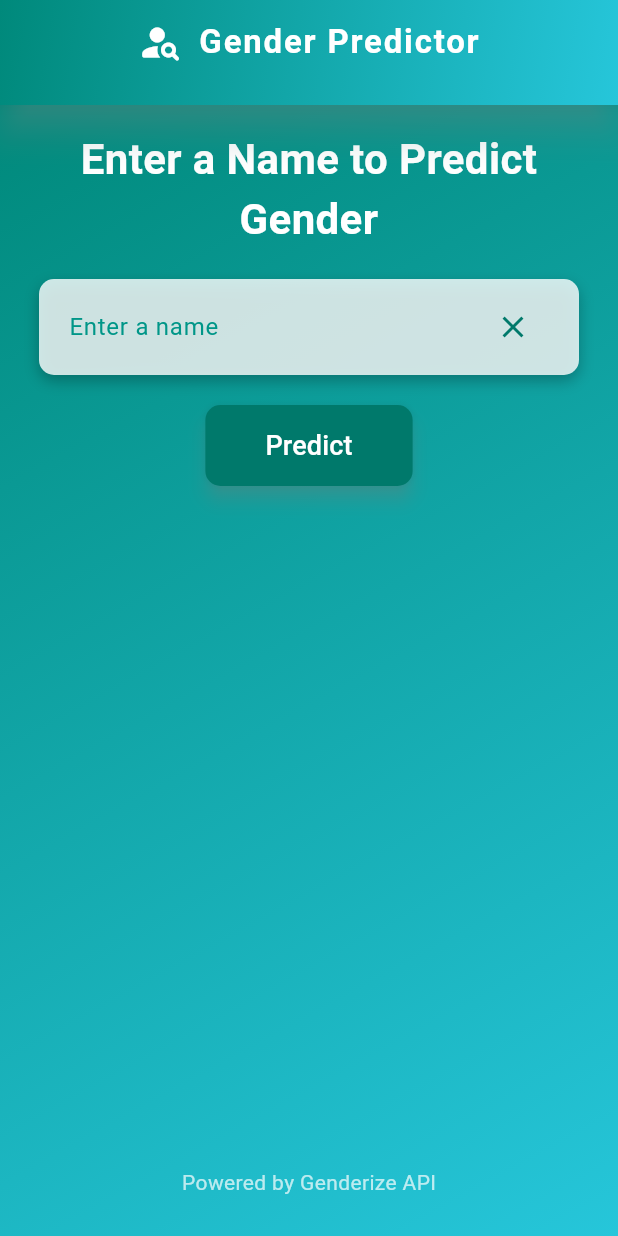
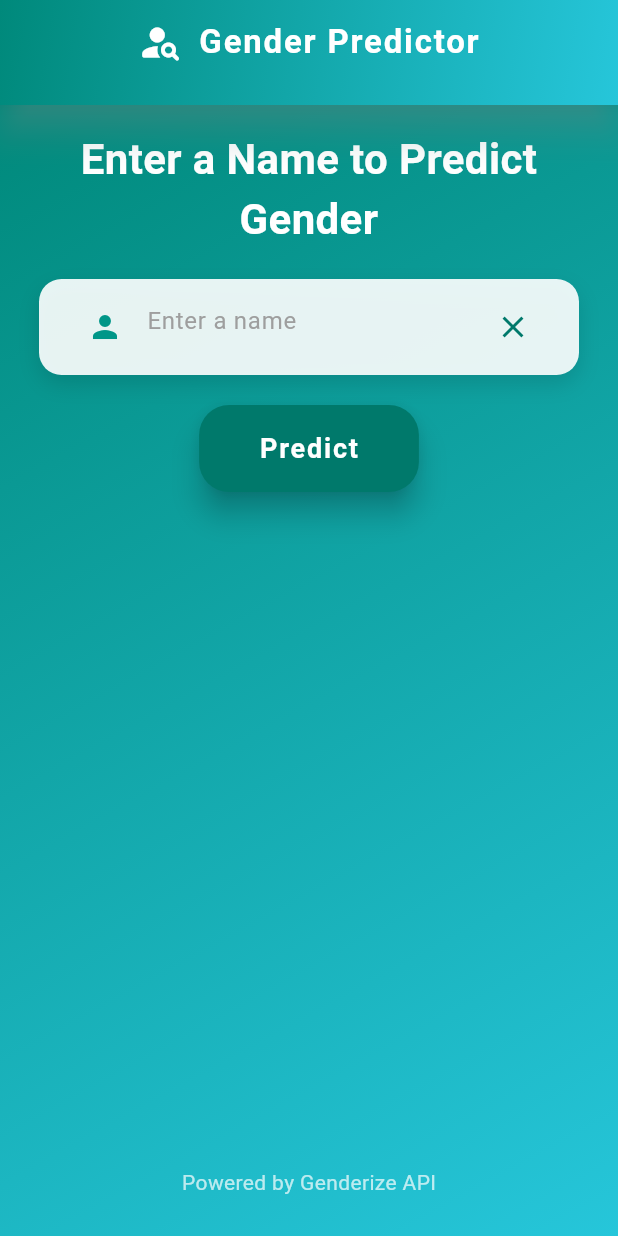
Before and after one commit to RensithUdara/gender_genie, a Flutter app: the screen it shows after launch, on a phone screen of 412 x 824 dp. Run offline on Flutter 3.47's test engine with Material 3 defaults, Android fonts, the phone set to English and light mode, and no system bars.

Commit message:
Improve home screen

```diff
--- a/lib/screen/home_screen.dart
+++ b/lib/screen/home_screen.dart
@@ -1,9 +1,10 @@
+import 'dart:convert';
+
 import 'package:flutter/material.dart';
 import 'package:http/http.dart' as http;
-import 'dart:convert';
 
 class HomeScreen extends StatefulWidget {
-  HomeScreen({Key? key}) : super(key: key);
+  const HomeScreen({Key? key}) : super(key: key);
 
   @override
   State<HomeScreen> createState() => _HomeScreenState();
@@ -19,6 +20,7 @@ class _HomeScreenState extends State<HomeScreen>
   bool isLoading = false;
 
   late AnimationController _controller;
+  late Animation<double> _curvedAnimation;
 
   predictGender(String name) async {
     setState(() {
@@ -30,7 +32,9 @@ class _HomeScreenState extends State<HomeScreen>
     var body = json.decode(response.body);
 
     setState(() {
-      result = body['gender'] != null ? 'Gender: ${body['gender']}' : 'Gender could not be predicted';
+      result = body['gender'] != null
+          ? 'Gender: ${body['gender']}'
+          : 'Gender could not be predicted';
       imageResult = body['gender'] ?? 'both'; // Use 'both' to show both images
       isVisible = true;
       isLoading = false;
@@ -62,9 +66,16 @@ class _HomeScreenState extends State<HomeScreen>
   @override
   void initState() {
     super.initState();
+
     _controller = AnimationController(
       duration: const Duration(milliseconds: 800),
       vsync: this,
+    );
+
+    // Applying a different curve to your animation
+    _curvedAnimation = CurvedAnimation(
+      parent: _controller,
+      curve: Curves.easeInOut,
     );
   }
 
@@ -91,9 +102,9 @@ class _HomeScreenState extends State<HomeScreen>
             ),
             elevation: 10,
             shadowColor: Colors.teal.shade200,
-            title: Row(
+            title: const Row(
               mainAxisAlignment: MainAxisAlignment.center,
-              children: const [
+              children: [
                 Icon(
                   Icons.person_search_rounded,
                   color: Colors.white,
@@ -107,6 +118,7 @@ class _HomeScreenState extends State<HomeScreen>
                     fontSize: 22,
                     color: Colors.white,
                     letterSpacing: 1.2,
+                    fontFamily: 'Roboto',
                   ),
                 ),
               ],
@@ -142,6 +154,7 @@ class _HomeScreenState extends State<HomeScreen>
                                 fontSize: 28,
                                 fontWeight: FontWeight.w700,
                                 color: Colors.white,
+                                fontFamily: 'Roboto',
                               ),
                               textAlign: TextAlign.center,
                             ),
@@ -150,15 +163,17 @@ class _HomeScreenState extends State<HomeScreen>
                             Container(
                               padding: const EdgeInsets.symmetric(
                                   vertical: 8, horizontal: 20),
-                              margin: const EdgeInsets.symmetric(horizontal: 10),
+                              margin:
+                                  const EdgeInsets.symmetric(horizontal: 10),
                               decoration: BoxDecoration(
-                                color: Colors.white.withOpacity(0.8),
-                                borderRadius: BorderRadius.circular(10),
-                                boxShadow: [
+                                color: Colors.white.withOpacity(0.9),
+                                borderRadius: BorderRadius.circular(15),
+                                boxShadow: const [
                                   BoxShadow(
-                                    color: Colors.black26,
-                                    blurRadius: 8,
-                                    offset: Offset(0, 4),
+                                    color: Colors.black12,
+                                    blurRadius: 12,
+                                    offset: Offset(
+                                        0, 6), // Controls shadow positioning
                                   ),
                                 ],
                               ),
@@ -168,17 +183,22 @@ class _HomeScreenState extends State<HomeScreen>
                                     child: TextField(
                                       controller: _nameController,
                                       maxLength: 15,
-                                      style: const TextStyle(color: Colors.black),
+                                      style:
+                                          const TextStyle(color: Colors.black),
                                       decoration: InputDecoration(
                                         border: InputBorder.none,
                                         counterText: '',
                                         hintText: 'Enter a name',
-                                        hintStyle: TextStyle(color: Colors.teal),
+                                        hintStyle: TextStyle(
+                                            color: Colors.grey.shade500),
+                                        prefixIcon: const Icon(Icons.person,
+                                            color: Colors.teal),
                                       ),
                                     ),
                                   ),
                                   IconButton(
-                                    icon: Icon(Icons.clear, color: Colors.teal.shade700),
+                                    icon: Icon(Icons.clear,
+                                        color: Colors.teal.shade700),
                                     onPressed: () {
                                       _nameController.clear();
                                       setState(() {
@@ -192,28 +212,34 @@ class _HomeScreenState extends State<HomeScreen>
                             ),
                             const SizedBox(height: 20),
                             ElevatedButton(
-                              onPressed: () => predictGender(_nameController.text),
+                              onPressed: () =>
+                                  predictGender(_nameController.text),
+                              style: ElevatedButton.styleFrom(
+                                foregroundColor: Colors.white,
+                                backgroundColor: Colors.teal.shade700,
+                                shape: RoundedRectangleBorder(
+                                  borderRadius: BorderRadius.circular(
+                                      20), // More rounded corners
+                                ),
+                                padding: const EdgeInsets.symmetric(
+                                    horizontal: 40, vertical: 16),
+                                elevation: 8, // Enhanced shadow effect
+                              ),
                               child: const Text(
                                 'Predict',
-                                style: TextStyle(fontSize: 18),
+                                style: TextStyle(
+                                  fontSize: 18,
+                                  fontWeight: FontWeight.bold,
+                                  letterSpacing: 1.2,
                                 ),
-                              style: ElevatedButton.styleFrom(
-                                primary: Colors.teal.shade700,
-                                onPrimary: Colors.white,
-                                padding: const EdgeInsets.symmetric(
-                                    horizontal: 40, vertical: 14),
-                                shape: RoundedRectangleBorder(
-                                  borderRadius: BorderRadius.circular(10),
-                                ),
-                                elevation: 5,
-                                shadowColor: Colors.teal.shade200,
                               ),
                             ),
                             const SizedBox(height: 30),
                             // Show loading indicator if fetching data
                             if (isLoading)
                               const CircularProgressIndicator(
-                                valueColor: AlwaysStoppedAnimation<Color>(Colors.white),
+                                valueColor:
+                                    AlwaysStoppedAnimation<Color>(Colors.white),
                               )
                             else
                               AnimatedOpacity(
@@ -222,10 +248,18 @@ class _HomeScreenState extends State<HomeScreen>
                                 child: _nameController.text.isEmpty
                                     ? const Text(
                                         'Please enter a name.',
-                                        style: TextStyle(fontSize: 16, color: Colors.red),
+                                        style: TextStyle(
+                                            fontSize: 16, color: Colors.red),
                                       )
-                                    : FadeTransition(
-                                        opacity: _controller,
+                                    : SlideTransition(
+                                        position: Tween<Offset>(
+                                          begin: const Offset(0, 1),
+                                          end: const Offset(0, 0),
+                                        ).animate(_curvedAnimation),
+                                        child: ScaleTransition(
+                                          scale: _curvedAnimation,
+                                          child: FadeTransition(
+                                            opacity: _curvedAnimation,
                                             child: Column(
                                               children: [
                                                 Text(
@@ -233,60 +267,119 @@ class _HomeScreenState extends State<HomeScreen>
                                                   style: const TextStyle(
                                                     fontSize: 22,
                                                     fontWeight: FontWeight.w500,
-                                                color: Colors.white,
+                                                    color: Color.fromARGB(255, 4, 0, 255),
                                                   ),
                                                 ),
                                                 const SizedBox(height: 20),
-                                            // Show both images if gender is null
                                                 if (imageResult == 'both')
                                                   Row(
-                                                mainAxisAlignment: MainAxisAlignment.center,
+                                                    mainAxisAlignment:
+                                                        MainAxisAlignment
+                                                            .center,
                                                     children: [
-                                                  SizedBox(
-                                                    height: 150,
-                                                    width: 150,
+                                                      Container(
+                                                        padding:
+                                                            const EdgeInsets
+                                                                .all(4),
+                                                        decoration:
+                                                            BoxDecoration(
+                                                          shape:
+                                                              BoxShape.circle,
+                                                          border: Border.all(
+                                                            color: Colors
+                                                                .teal.shade700,
+                                                            width: 4,
+                                                          ),
+                                                        ),
+                                                        child: ClipOval(
                                                           child: Image.asset(
                                                             'assets/images/male.png',
+                                                            width: 100,
+                                                            height: 100,
                                                             fit: BoxFit.cover,
                                                           ),
                                                         ),
+                                                      ),
                                                       const SizedBox(width: 20),
-                                                  SizedBox(
-                                                    height: 150,
-                                                    width: 150,
+                                                      Container(
+                                                        padding:
+                                                            const EdgeInsets
+                                                                .all(4),
+                                                        decoration:
+                                                            BoxDecoration(
+                                                          shape:
+                                                              BoxShape.circle,
+                                                          border: Border.all(
+                                                            color: Colors
+                                                                .pinkAccent
+                                                                .shade200,
+                                                            width: 4,
+                                                          ),
+                                                        ),
+                                                        child: ClipOval(
                                                           child: Image.asset(
                                                             'assets/images/female.png',
+                                                            width: 100,
+                                                            height: 100,
                                                             fit: BoxFit.cover,
+                                                          ),
                                                         ),
                                                       ),
                                                     ],
                                                   )
                                                 else if (imageResult == 'male')
-                                              SizedBox(
-                                                height: 150,
-                                                width: 150,
+                                                  Container(
+                                                    padding:
+                                                        const EdgeInsets.all(4),
+                                                    decoration: BoxDecoration(
+                                                      shape: BoxShape.circle,
+                                                      border: Border.all(
+                                                        color: Colors
+                                                            .teal.shade700,
+                                                        width: 4,
+                                                      ),
+                                                    ),
+                                                    child: ClipOval(
                                                       child: Image.asset(
                                                         'assets/images/male.png',
+                                                        width: 150,
+                                                        height: 150,
                                                         fit: BoxFit.cover,
                                                       ),
+                                                    ),
                                                   )
-                                            else if (imageResult == 'female')
-                                              SizedBox(
-                                                height: 150,
-                                                width: 150,
+                                                else if (imageResult ==
+                                                    'female')
+                                                  Container(
+                                                    padding:
+                                                        const EdgeInsets.all(4),
+                                                    decoration: BoxDecoration(
+                                                      shape: BoxShape.circle,
+                                                      border: Border.all(
+                                                        color: Colors.pinkAccent
+                                                            .shade200,
+                                                        width: 4,
+                                                      ),
+                                                    ),
+                                                    child: ClipOval(
                                                       child: Image.asset(
                                                         'assets/images/female.png',
+                                                        width: 150,
+                                                        height: 150,
                                                         fit: BoxFit.cover,
+                                                      ),
                                                     ),
                                                   ),
                                               ],
                                             ),
                                           ),
                                         ),
+                                      ),
+                              ),
                             const Spacer(),
                             // Footer Text or any additional information
-                            Padding(
-                              padding: const EdgeInsets.only(bottom: 10),
+                            const Padding(
+                              padding: EdgeInsets.only(bottom: 10),
                               child: Text(
                                 'Powered by Genderize API',
                                 style: TextStyle(
```
Lines whose indentation alone changed are shown as unchanged.
